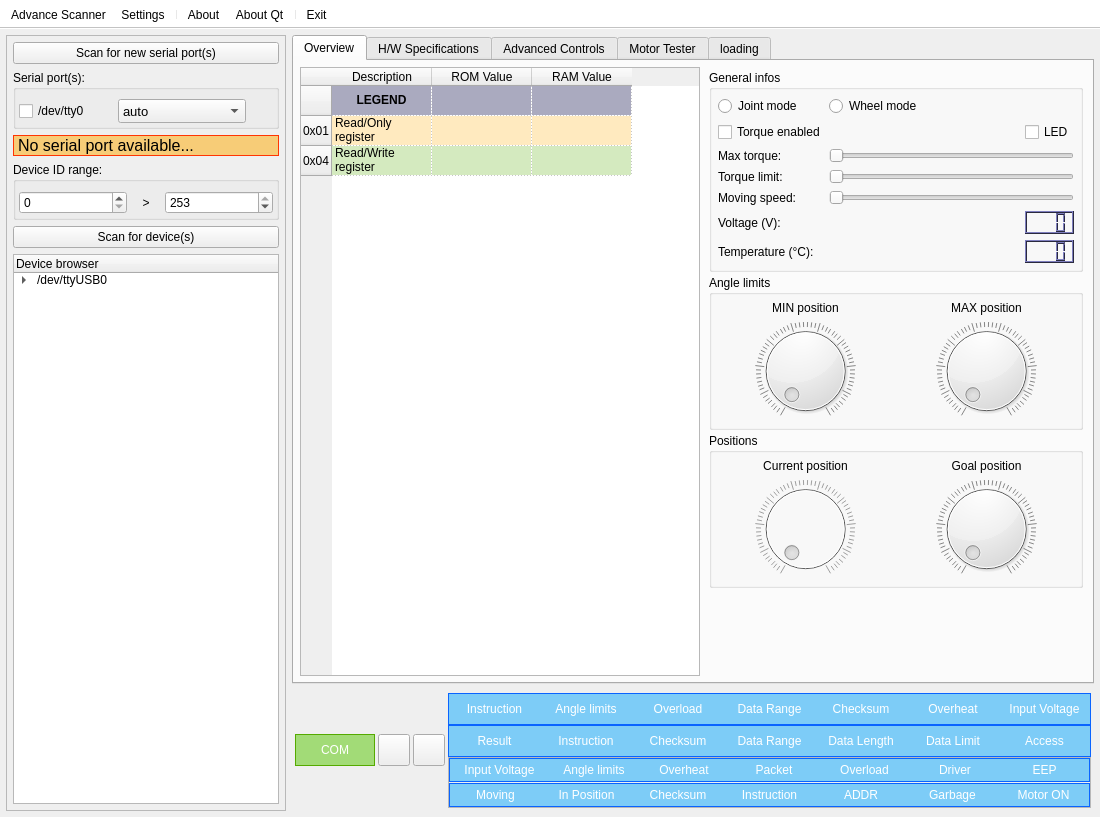
Before: the Qt Designer form gui/ui/mainwindow.ui in emericg/SmartServoFramework, drawn with Qt 5.
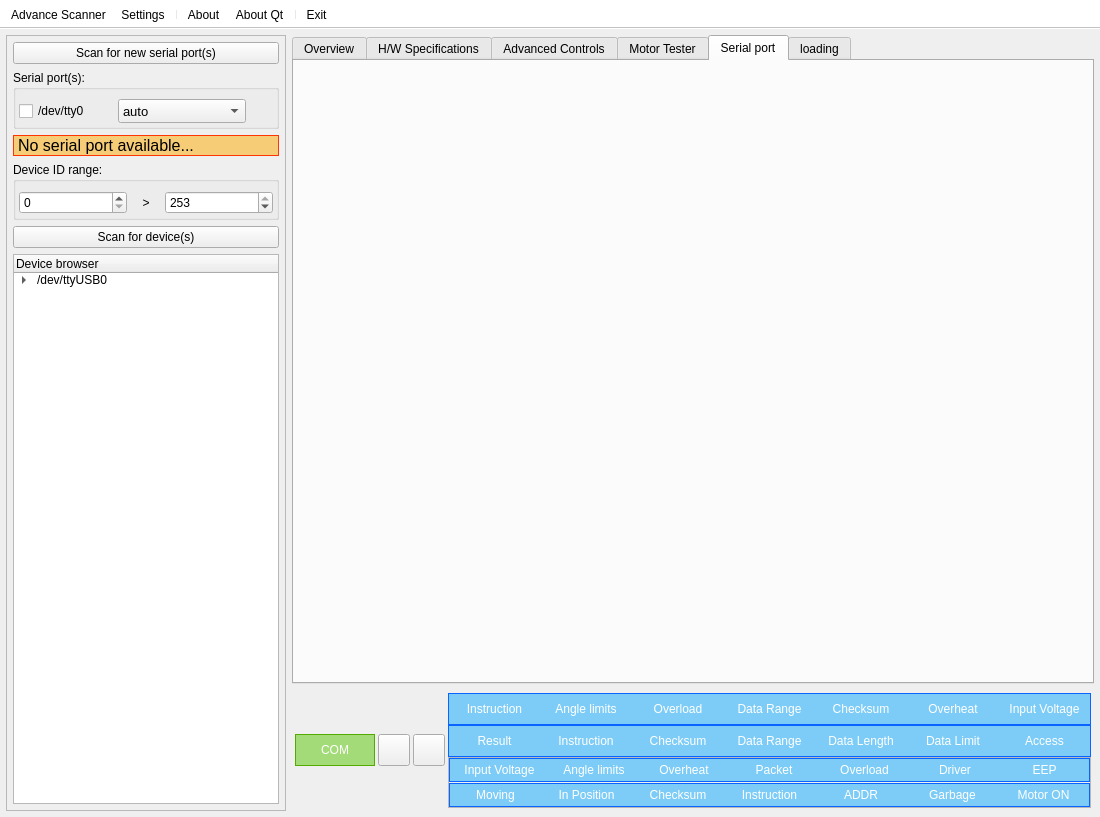
After: the same form once the commit is applied. The open tabs and pages were chosen to show the change. Icons and pictures are not drawn. Custom widgets are drawn as their Qt base class.

The edit to the form file:
```diff
--- a/gui/ui/mainwindow.ui
+++ b/gui/ui/mainwindow.ui
@@ -2045,6 +2045,16 @@
         </item>
        </layout>
       </widget>
+      <widget class="QWidget" name="tab_serial">
+       <attribute name="title">
+        <string>Serial port</string>
+       </attribute>
+       <layout class="QGridLayout" name="gridLayout_8">
+        <item row="0" column="0">
+         <widget class="tabSerial" name="widget_serial" native="true"/>
+        </item>
+       </layout>
+      </widget>
       <widget class="QWidget" name="tab_loading">
        <attribute name="title">
         <string>loading</string>
@@ -3234,6 +3244,14 @@
   </action>
  </widget>
  <layoutdefault spacing="6" margin="6"/>
+ <customwidgets>
+  <customwidget>
+   <class>tabSerial</class>
+   <extends>QWidget</extends>
+   <header>../src/tabSerial.h</header>
+   <container>1</container>
+  </customwidget>
+ </customwidgets>
  <resources>
   <include location="../resources/resources.qrc"/>
  </resources>
```
Left out of the diff: 8 changed lines with no effect on the pictures.
